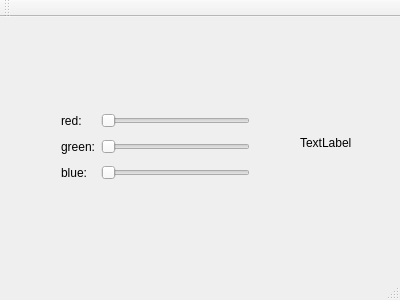
Qt form student/11/colorpicker_designer/mainwindow.ui (ricepape/COMP.CS.110-Programming-2) before a commit.
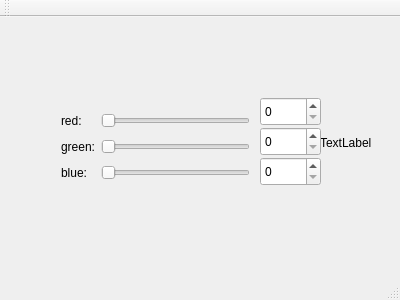
The same form after that commit.

Patch:
```diff
--- a/student/11/colorpicker_designer/mainwindow.ui
+++ b/student/11/colorpicker_designer/mainwindow.ui
@@ -71,7 +71,7 @@
    <widget class="QLabel" name="colorLabel">
     <property name="geometry">
      <rect>
-      <x>300</x>
+      <x>320</x>
       <y>100</y>
       <width>62</width>
       <height>51</height>
@@ -81,6 +81,36 @@
      <string>TextLabel</string>
     </property>
    </widget>
+   <widget class="QSpinBox" name="spinBoxRed">
+    <property name="geometry">
+     <rect>
+      <x>260</x>
+      <y>80</y>
+      <width>61</width>
+      <height>29</height>
+     </rect>
+    </property>
+   </widget>
+   <widget class="QSpinBox" name="spinBoxGreen">
+    <property name="geometry">
+     <rect>
+      <x>260</x>
+      <y>110</y>
+      <width>61</width>
+      <height>29</height>
+     </rect>
+    </property>
+   </widget>
+   <widget class="QSpinBox" name="spinBoxBlue">
+    <property name="geometry">
+     <rect>
+      <x>260</x>
+      <y>140</y>
+      <width>61</width>
+      <height>29</height>
+     </rect>
+    </property>
+   </widget>
   </widget>
   <widget class="QMenuBar" name="menuBar">
    <property name="geometry">
```
Left out of the diff: 51 changed lines with no effect on the pictures.
